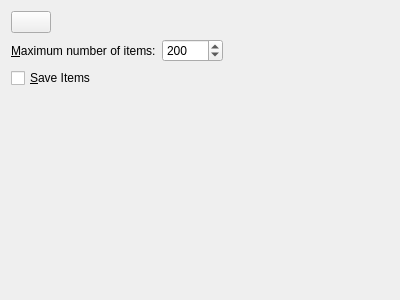
Before: the Qt Designer form src/ui/tabpropertieswidget.ui in hluk/CopyQ, drawn with Qt 5.
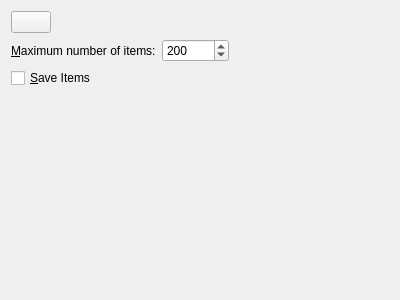
After: the same form once the commit is applied. Custom widgets are drawn as their Qt base class.

```diff
--- a/src/ui/tabpropertieswidget.ui
+++ b/src/ui/tabpropertieswidget.ui
@@ -56,7 +56,7 @@
         <string>default</string>
        </property>
        <property name="maximum">
-        <number>10000</number>
+        <number>100000</number>
        </property>
        <property name="value">
         <number>200</number>
```
